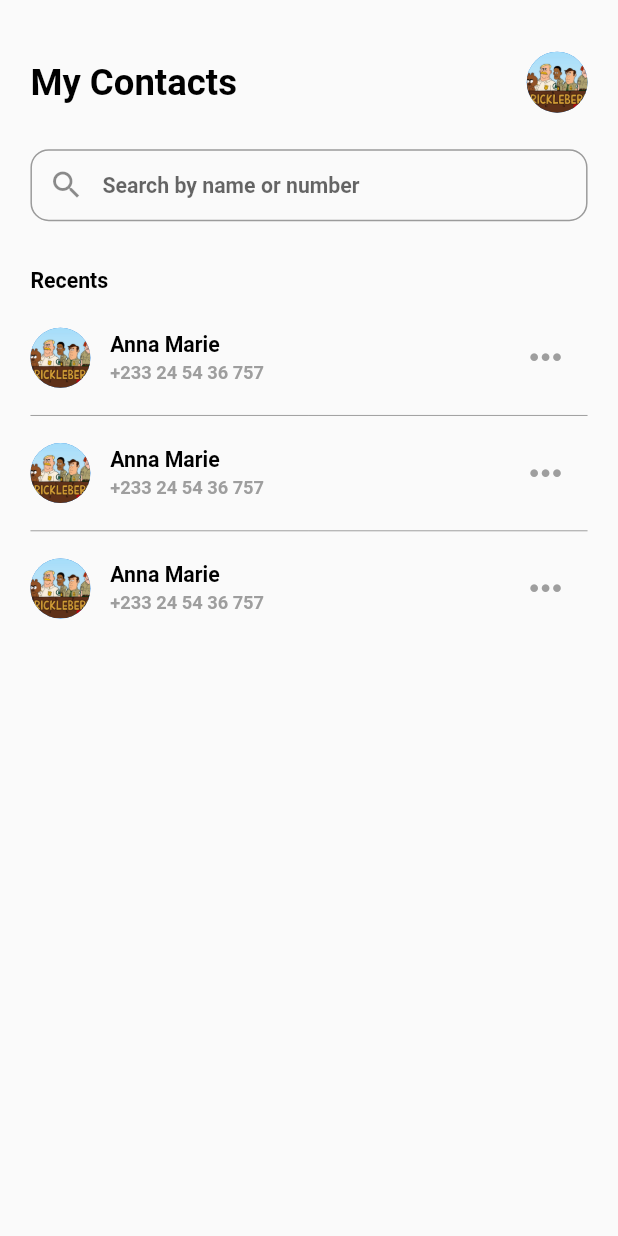
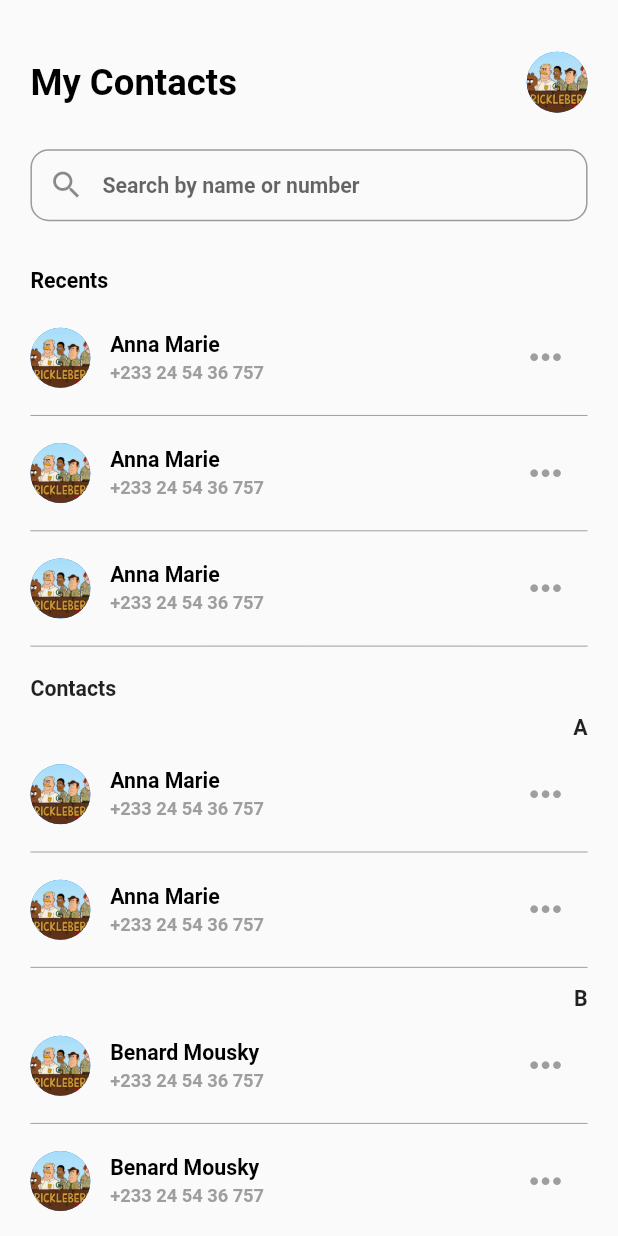
Before and after one commit to AtiahGenius/Assignment, a Flutter app: the screen it shows after launch, on a phone screen of 412 x 824 dp. Run offline on Flutter 3.47's test engine with Material 2 defaults, Android fonts, the phone set to English and light mode, and no system bars; our stand-ins replace flutter_screenutil.

Commit message:
Created the A and B Sorted contacts"

```diff
--- a/lib/views/contactHome.dart
+++ b/lib/views/contactHome.dart
@@ -131,6 +131,171 @@ class ContactHome extends StatelessWidget {
                   );
                 },
               ),
+              Divider(
+                color: lightTextColor,
+              ),
+
+              SizedBox(
+                height: 12.h,
+              ),
+              Text(
+                'Contacts',
+                style: TextStyle(fontWeight: FontWeight.w600, fontSize: 14.sp),
+              ),
+              SizedBox(
+                height: 9.h,
+              ),
+              Align(
+                alignment: Alignment.centerRight,
+                child: Text(
+                  'A',
+                  style:
+                      TextStyle(fontWeight: FontWeight.w700, fontSize: 14.sp),
+                ),
+              ),
+              SizedBox(
+                height: 5.h,
+              ),
+              ListView.separated(
+                itemCount: 2,
+                shrinkWrap: true,
+                physics: const ClampingScrollPhysics(),
+                separatorBuilder: (context, index) {
+                  return Divider(
+                    color: lightTextColor,
+                  );
+                },
+                itemBuilder: (context, index) {
+                  return SizedBox(
+                    height: 60.h,
+                    child: Row(
+                      children: [
+                        const CircleAvatar(
+                          backgroundImage:
+                              AssetImage('assets/profiles/brickleberry.png'),
+                        ),
+                        SizedBox(
+                          width: 12.w,
+                        ),
+                        Column(
+                          crossAxisAlignment: CrossAxisAlignment.start,
+                          mainAxisAlignment: MainAxisAlignment.center,
+                          children: [
+                            Text(
+                              'Anna Marie',
+                              style: TextStyle(
+                                color: darkTextColor,
+                                fontWeight: FontWeight.w600,
+                                fontSize: 14.sp,
+                              ),
+                            ),
+                            SizedBox(
+                              height: 3.h,
+                            ),
+                            Text(
+                              '+233 24 54 36 757',
+                              style: TextStyle(
+                                color: lightTextColor,
+                                fontWeight: FontWeight.w600,
+                                fontSize: 12.sp,
+                              ),
+                            ),
+                          ],
+                        ),
+                        SizedBox(
+                          width: 149.w,
+                        ),
+                        IconButton(
+                          onPressed: () {},
+                          color: lightTextColor,
+                          iconSize: 30.sp,
+                          icon: const Icon(Icons.more_horiz),
+                        )
+                      ],
+                    ),
+                  );
+                },
+              ),
+              Divider(
+                color: lightTextColor,
+              ),
+              SizedBox(
+                height: 5.h,
+              ),
+              Align(
+                alignment: Alignment.centerRight,
+                child: Text(
+                  'B',
+                  style:
+                      TextStyle(fontWeight: FontWeight.w700, fontSize: 14.sp),
+                ),
+              ),
+              SizedBox(
+                height: 5.h,
+              ),
+              ListView.separated(
+                itemCount: 2,
+                physics: const ClampingScrollPhysics(),
+                shrinkWrap: true,
+                separatorBuilder: (context, index) {
+                  return Divider(
+                    color: lightTextColor,
+                  );
+                },
+                itemBuilder: (context, index) {
+                  return SizedBox(
+                    height: 60.h,
+                    child: Row(
+                      children: [
+                        const CircleAvatar(
+                          backgroundImage:
+                              AssetImage('assets/profiles/brickleberry.png'),
+                        ),
+                        SizedBox(
+                          width: 12.w,
+                        ),
+                        Column(
+                          crossAxisAlignment: CrossAxisAlignment.start,
+                          mainAxisAlignment: MainAxisAlignment.center,
+                          children: [
+                            Text(
+                              'Benard Mousky',
+                              style: TextStyle(
+                                color: darkTextColor,
+                                fontWeight: FontWeight.w600,
+                                fontSize: 14.sp,
+                              ),
+                            ),
+                            SizedBox(
+                              height: 3.h,
+                            ),
+                            Text(
+                              '+233 24 54 36 757',
+                              style: TextStyle(
+                                color: lightTextColor,
+                                fontWeight: FontWeight.w600,
+                                fontSize: 12.sp,
+                              ),
+                            ),
+                          ],
+                        ),
+                        SizedBox(
+                          width: 149.w,
+                        ),
+                        IconButton(
+                          onPressed: () {},
+                          color: lightTextColor,
+                          iconSize: 30.sp,
+                          icon: const Icon(Icons.more_horiz),
+                        )
+                      ],
+                    ),
+                  );
+                },
+              ),
+              Divider(
+                color: lightTextColor,
+              ),
             ],
           ),
         ),
```
